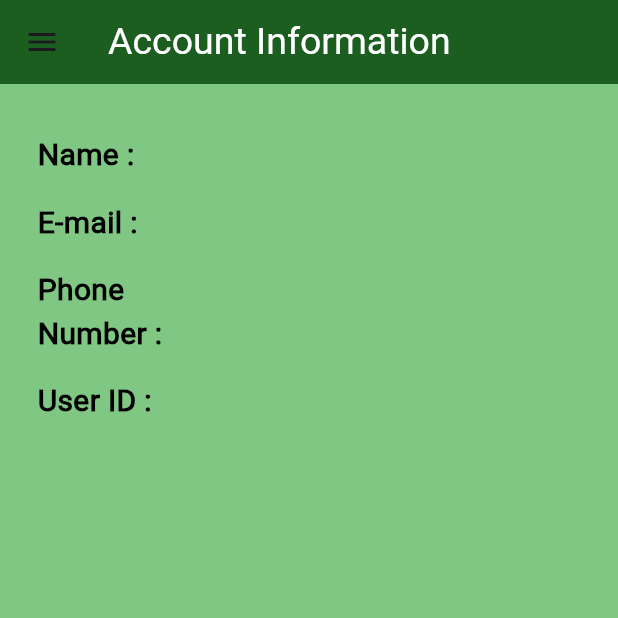
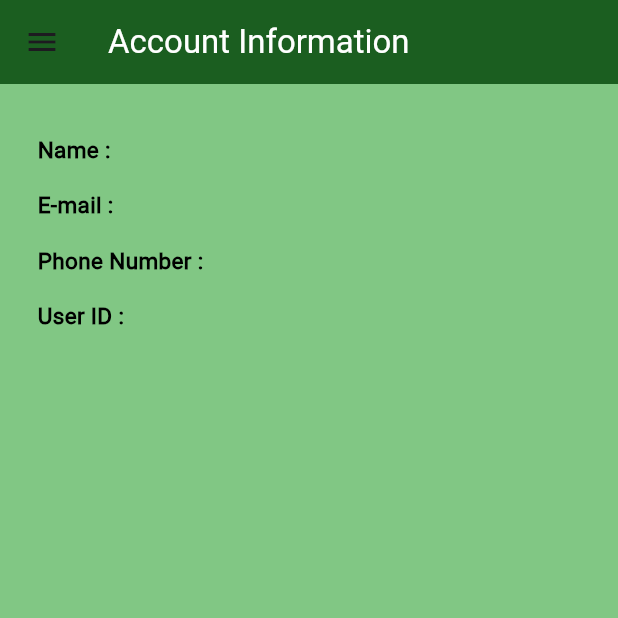
Before and after one commit to aliMokhtar2/FarmLandDetection, a Flutter app: the DisplayInformation screen opened directly, on a phone screen of 412 x 824 dp, the top half of it. Run offline on Flutter 3.47's test engine with Material 3 defaults, Android fonts, the light colour scheme and no system bars; our stand-ins replace cached_network_image, cloud_firestore, firebase_analytics, firebase_auth, firebase_core, firebase_database and 3 more; missing offline and left inert: firebase_app_check; accounts and stored records are empty.

Commit message:
final app4

```diff
--- a/lib/pages/setting.dart
+++ b/lib/pages/setting.dart
@@ -77,7 +77,7 @@ class DisplayInformation extends StatelessWidget {
         backgroundColor: Colors.green.shade900,
         title: Text(
           "Account Information",
-          style: TextStyle(color: Colors.white, fontSize: 25),
+          style: TextStyle(color: Colors.white, fontSize: 22),
         ),
       ),
       body: FutureBuilder(
@@ -110,6 +110,7 @@ class DisplayInformation extends StatelessWidget {
       ),
     );
   }
+
   Future<DocumentSnapshot> getCurrentUserData() async {
     User? user = FirebaseAuth.instance.currentUser;
     if (user != null) {
@@ -122,6 +123,7 @@ class DisplayInformation extends StatelessWidget {
       throw Exception('User not logged in');
     }
   }
+
   Widget _buildInfoRow(String label, String value) {
     return Padding(
       padding: const EdgeInsets.symmetric(vertical: 8.0),
@@ -129,11 +131,11 @@ class DisplayInformation extends StatelessWidget {
         crossAxisAlignment: CrossAxisAlignment.start,
         children: [
           SizedBox(
-            width: 120,
+            width: 130,
             child: Text(
               label,
               style: TextStyle(
-                fontSize: 20.0,
+                fontSize: 15.0,
                 fontWeight: FontWeight.bold,
                 color: Colors.black,
               ),
@@ -144,7 +146,7 @@ class DisplayInformation extends StatelessWidget {
             child: Text(
               value,
               style: TextStyle(
-                fontSize: 16.0,
+                fontSize: 13.0,
                 color: Colors.black,
               ),
             ),
```
Also changed, not shown: lib/pages/notification.dart (+41 -15 lines).
